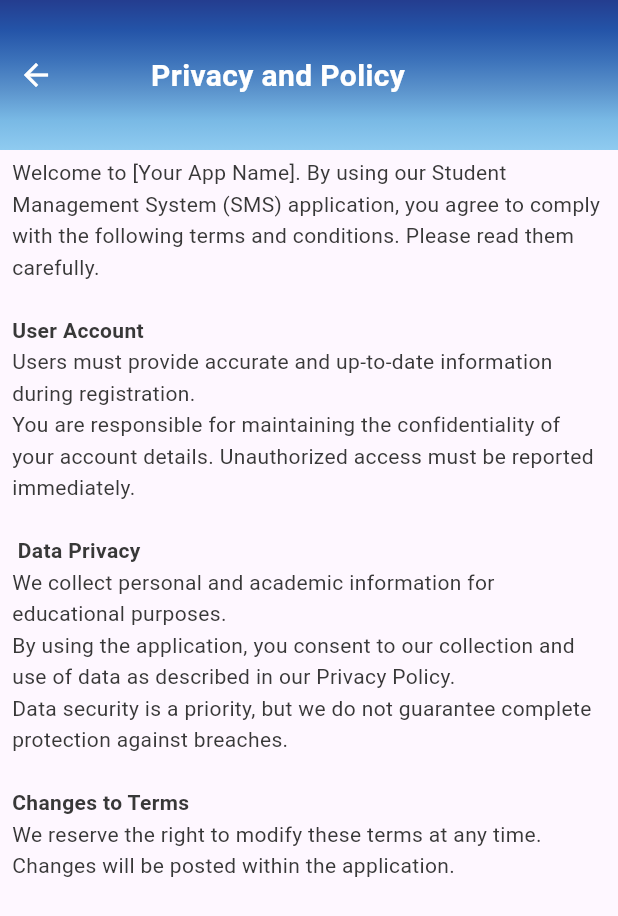
After one commit to TopuFD/im-task, a Flutter app: the SettingsPage screen opened by its route, after a tap on "Privacy & Security", on a phone screen of 412 x 824 dp. The commit adds this screen. Shown: the top 916 px of the screen. Run offline on Flutter 3.47's test engine with Material 3 defaults, Android fonts, the phone set to English and light mode, and no system bars; our stand-ins replace firebase_core, get, pie_chart; accounts and stored records are empty; Roboto replaces fonts that are missing (Poppins).

Commit message:
add privacy policy and about screen

```diff
--- a/lib/core/app_route.dart
+++ b/lib/core/app_route.dart
@@ -4,6 +4,8 @@ import 'package:vedio_call/view/auth_screen/signin_screen.dart';
 import 'package:vedio_call/view/auth_screen/signup_screen.dart';
 import 'package:vedio_call/view/bottom_nav_bar.dart';
 import 'package:vedio_call/view/home_screen/home_screen.dart';
+import 'package:vedio_call/view/setting_page/about.dart';
+import 'package:vedio_call/view/setting_page/privacy_policy.dart';
 import 'package:vedio_call/view/setting_page/settings.dart';
 //  routes
 class AppRoute {
@@ -12,12 +14,16 @@ class AppRoute {
   static const bottomNavBar = "/bottomNavBar";
   static const homeScreen = "/homeScreen";
   static const settingsPage = "/settingsPage";
+  static const pricacyPolicy = "/privacyPolicy";
+  static const aboutPage = "/aboutPage";
   static List<GetPage> pages = [
     GetPage(name: signinScreen, page: ()=> SigninScreen()),
     GetPage(name: signUpScreen, page: ()=> SignupScreen()),
     GetPage(name: bottomNavBar, page: ()=> const BottomNavBar()),
     GetPage(name: homeScreen, page: ()=> HomeScreen()),
     GetPage(name: settingsPage, page: ()=> const SettingsPage()),
+    GetPage(name: pricacyPolicy, page: ()=> const PrivacyPolicy()),
+    GetPage(name: aboutPage, page: ()=> const AboutScreen()),
   ];
 
 }
--- /dev/null
+++ b/lib/view/setting_page/privacy_policy.dart
@@ -0,0 +1,122 @@
+import 'package:flutter/material.dart';
+import 'package:vedio_call/widgets/custom_appber.dart';
+
+class PrivacyPolicy extends StatelessWidget {
+  const PrivacyPolicy({super.key});
+
+  @override
+  Widget build(BuildContext context) {
+    return Scaffold(
+        appBar: PreferredSize(
+            preferredSize: const Size.fromHeight(100),
+            child: AppBar(
+              automaticallyImplyLeading: false,
+              flexibleSpace: const CustomAppber(title: "Privacy and Policy"),
+            )),
+        body: const Padding(
+          padding: EdgeInsets.symmetric(horizontal: 8, vertical: 5),
+          child: Text.rich(
+            TextSpan(
+              children: [
+                TextSpan(
+
+                  text:
+                      'Welcome to [Your App Name]. By using our Student Management System (SMS) application, you agree to comply with the following terms and conditions. Please read them carefully.\n\n',
+
+                  style: TextStyle(
+                    color: Color(0xFF383838),
+                    fontSize: 14,
+                    fontFamily: 'Poppins',
+                    fontWeight: FontWeight.w400,
+                    height: 1.5,
+                  ),
+                ),
+                TextSpan(
+                  text: 'User Account\n',
+                  style: TextStyle(
+                    color: Color(0xFF383838),
+                    fontSize: 14,
+                    fontFamily: 'Poppins',
+                    fontWeight: FontWeight.w600,
+                    height: 1.5,
+                  ),
+                ),
+                TextSpan(
+                  text:
+                      'Users must provide accurate and up-to-date information during registration.\nYou are responsible for maintaining the confidentiality of your account details. Unauthorized access must be reported immediately.\n',
+                  style: TextStyle(
+                    color: Color(0xFF383838),
+                    fontSize: 14,
+                    fontFamily: 'Poppins',
+                    fontWeight: FontWeight.w400,
+                    height: 1.5,
+                  ),
+                ),
+                TextSpan(
+                  text: '\n',
+                  style: TextStyle(
+                    color: Color(0xFF383838),
+                    fontSize: 14,
+                    fontFamily: 'Poppins',
+                    fontWeight: FontWeight.w400,
+                    height: 1.5,
+                  ),
+                ),
+                TextSpan(
+                  text: ' Data Privacy\n',
+                  style: TextStyle(
+                    color: Color(0xFF383838),
+                    fontSize: 14,
+                    fontFamily: 'Poppins',
+                    fontWeight: FontWeight.w600,
+                    height: 1.5,
+                  ),
+                ),
+                TextSpan(
+                  text:
+                      'We collect personal and academic information for educational purposes.\nBy using the application, you consent to our collection and use of data as described in our Privacy Policy.\nData security is a priority, but we do not guarantee complete protection against breaches.\n',
+                  style: TextStyle(
+                    color: Color(0xFF383838),
+                    fontSize: 14,
+                    fontFamily: 'Poppins',
+                    fontWeight: FontWeight.w400,
+                    height: 1.5,
+                  ),
+                ),
+                TextSpan(
+                  text: '\n',
+                  style: TextStyle(
+                    color: Color(0xFF383838),
+                    fontSize: 14,
+                    fontFamily: 'Poppins',
+                    fontWeight: FontWeight.w400,
+                    height: 1.5,
+                  ),
+                ),
+                TextSpan(
+                  text: 'Changes to Terms\n',
+                  style: TextStyle(
+                    color: Color(0xFF383838),
+                    fontSize: 14,
+                    fontFamily: 'Poppins',
+                    fontWeight: FontWeight.w600,
+                    height: 1.5,
+                  ),
+                ),
+                TextSpan(
+                  text:
+                      'We reserve the right to modify these terms at any time. Changes will be posted within the application.',
+                  style: TextStyle(
+                    color: Color(0xFF383838),
+                    fontSize: 14,
+                    fontFamily: 'Poppins',
+                    fontWeight: FontWeight.w400,
+                    height: 1.5,
+                  ),
+                ),
+              ],
+            ),
+          ),
+        ));
+  }
+}
--- a/lib/view/setting_page/settings.dart
+++ b/lib/view/setting_page/settings.dart
@@ -24,42 +24,60 @@ class SettingsPage extends StatelessWidget {
           const SizedBox(
             height: 20,
           ),
-          const SettingItem(
+          SettingItem(
             title: "Dark Mode",
             isSwitch: true,
           ),
           const SizedBox(
             height: 20,
           ),
-          const SettingItem(
+          SettingItem(
+            ontap: (){
+              Get.toNamed(AppRoute.pricacyPolicy);
+            },
             title: "Privacy & Security",
             isIcon: true,
           ),
           const SizedBox(
             height: 20,
           ),
-          const SettingItem(
+          SettingItem(
             title: "Show All Notification",
             isSwitch: true,
           ),
           const SizedBox(
             height: 20,
           ),
-          const SettingItem(
+          SettingItem(
+            ontap: () {
+              Get.toNamed(AppRoute.aboutPage);
+            },
             title: "about",
             isIcon: true,
           ),
           const SizedBox(
             height: 20,
           ),
-          const SettingItem(
+          SettingItem(
             title: "language",
           ),
           const SizedBox(
             height: 20,
           ),
-          InkWell(
-              onTap: () {
+          SettingItem(
+            ontap: () {
+              logoutDialog();
+            },
+            title: "Log Out",
+            isIcon: true,
+          ),
+        ],
+      ),
+    );
+  }
+
+  //==========================================logout dialog here=============>
+  void logoutDialog() {
     Get.defaultDialog(
         title: "Log Out",
         content: Row(
@@ -67,16 +85,19 @@ class SettingsPage extends StatelessWidget {
           children: [
             InkWell(
               onTap: () {
-                          Get.offAllNamed(AppRoute.signinScreen);
+                Get.offNamed(AppRoute.signinScreen);
               },
               child: Container(
                 height: 36,
                 width: 92,
                 decoration: BoxDecoration(
                     color: Colors.black,
-                            borderRadius: BorderRadius.circular(5)
-                          ),
-                          child: const Center(child: Text("Yes",style: TextStyle(color: Colors.white),)),
+                    borderRadius: BorderRadius.circular(5)),
+                child: const Center(
+                    child: Text(
+                  "Yes",
+                  style: TextStyle(color: Colors.white),
+                )),
               ),
             ),
             InkWell(
@@ -88,21 +109,16 @@ class SettingsPage extends StatelessWidget {
                 width: 92,
                 decoration: BoxDecoration(
                     color: Colors.black,
-                            borderRadius: BorderRadius.circular(5)
+                    borderRadius: BorderRadius.circular(5)),
+                child: const Center(
+                  child: Text(
+                    "No",
+                    style: TextStyle(color: Colors.white),
                   ),
-                          child: const Center(child: Text("No",style: TextStyle(color: Colors.white),),),
+                ),
               ),
             ),
           ],
-                  )
-                );
-              },
-              child: const SettingItem(
-                title: "Log Out",
-                isIcon: true,
-              )),
-        ],
-      ),
-    );
+        ));
   }
 }
```
Also changed, not shown: lib/view/setting_page/about.dart (added, +35 -0 lines), lib/widgets/setting_item.dart (+9 -2 lines). Lines whose indentation alone changed are shown as unchanged.
